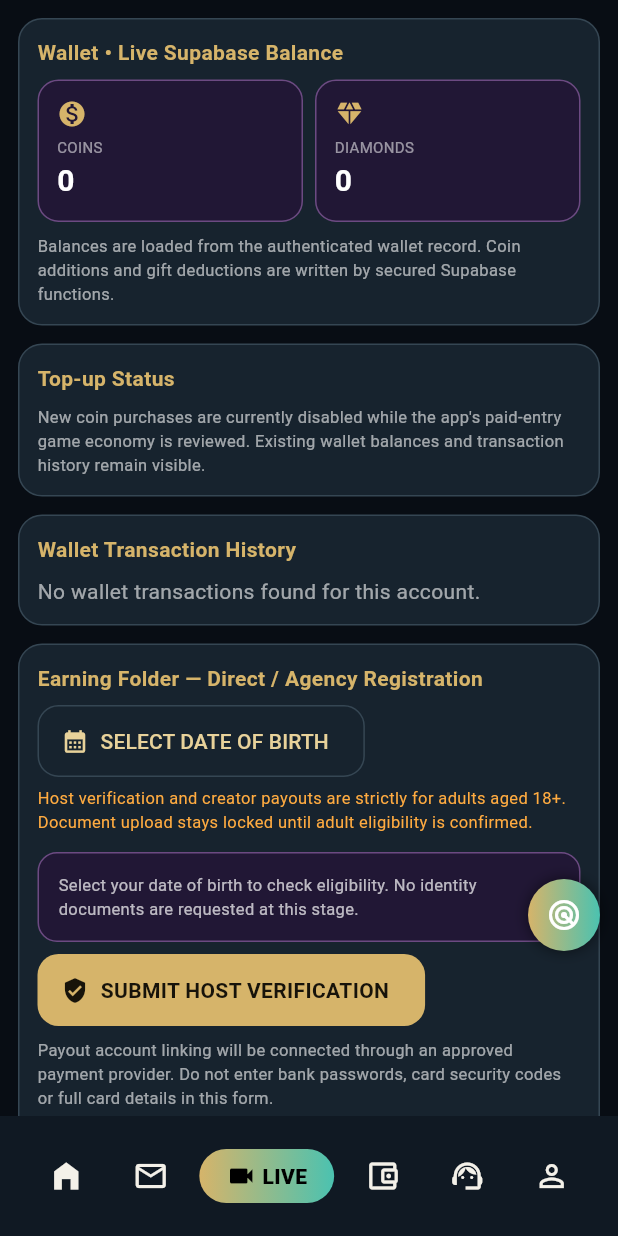
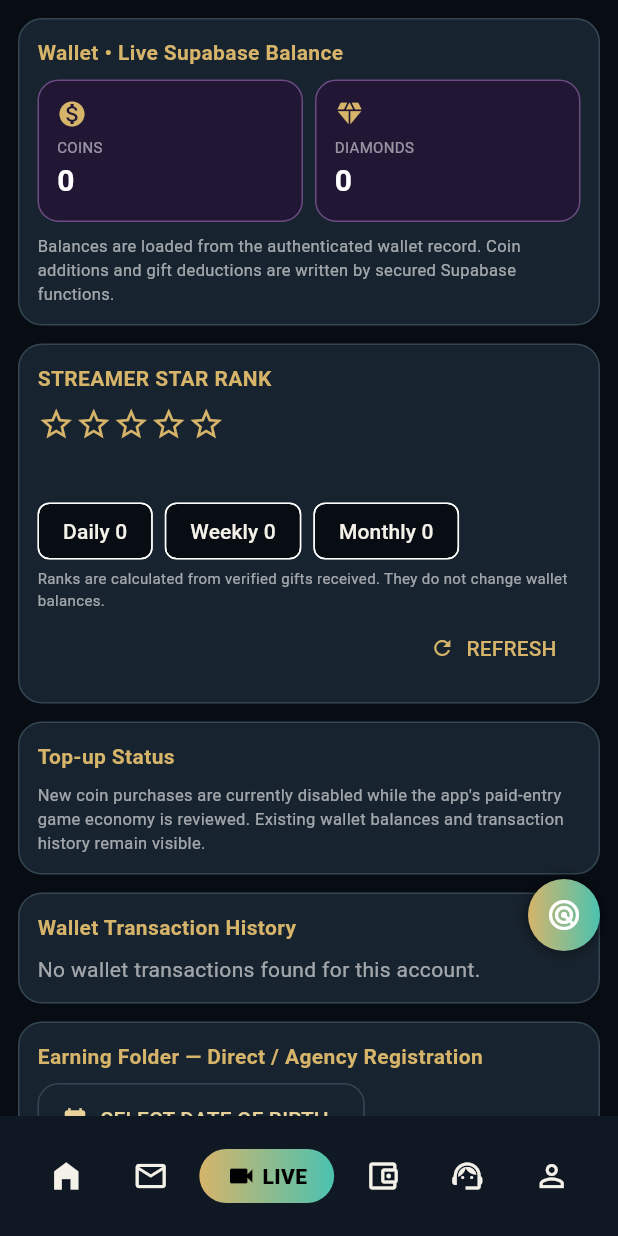
Before and after one commit to alijali502-maker/ZOONL-LIVE, a Flutter app: the ZoonlMainShell screen opened directly, item 4 of the bottom bar chosen, on a phone screen of 412 x 824 dp. Run offline on Flutter 3.47's test engine with Material 3 defaults, Android fonts, the phone set to English and light mode, and no system bars; our stand-ins replace camera, image_picker, just_audio, permission_handler, supabase_flutter, video_player; missing offline and left inert: livekit_client; accounts and stored records are empty; network calls fail.

Commit message:
Show verified daily weekly monthly streamer star rank

```diff
--- a/lib/main.dart
+++ b/lib/main.dart
@@ -1540,6 +1540,7 @@ class _ZoonlCompleteBodyState extends State<ZoonlCompleteBody> {
       TextEditingController();
 
   bool registrationSubmitted = false;
+  late Future<Map<String, dynamic>?> _starSummaryFuture;
   bool aiExpanded = false;
   bool femaleVoiceEnabled = true;
 
@@ -1581,6 +1582,23 @@ class _ZoonlCompleteBodyState extends State<ZoonlCompleteBody> {
       'a': 'Owner actions require a trusted server-side Owner role. A public account ID is not authorization.',
     },
   ];
+
+  @override
+  void initState() {
+    super.initState();
+    _starSummaryFuture = _loadStarSummary();
+  }
+
+  Future<Map<String, dynamic>?> _loadStarSummary() async {
+    final userId = Backend.currentUserId;
+    if (userId == null) return null;
+    final row = await Backend.client
+        .from('streamer_gifting_summary')
+        .select('daily_coins,weekly_coins,monthly_coins,star_rank')
+        .eq('streamer_id', userId)
+        .maybeSingle();
+    return row == null ? null : Map<String, dynamic>.from(row);
+  }
 
   @override
   void dispose() {
@@ -2854,6 +2872,76 @@ class _ZoonlCompleteBodyState extends State<ZoonlCompleteBody> {
           ),
         ),
         _luxuryCard(
+          title: 'STREAMER STAR RANK',
+          child: FutureBuilder<Map<String, dynamic>?>(
+            future: _starSummaryFuture,
+            builder: (context, snapshot) {
+              if (snapshot.connectionState == ConnectionState.waiting) {
+                return const Center(child: CircularProgressIndicator(strokeWidth: 2));
+              }
+              if (snapshot.hasError) {
+                return Column(
+                  crossAxisAlignment: CrossAxisAlignment.start,
+                  children: [
+                    const Text('Gift-based star summary is unavailable.',
+                      style: TextStyle(color: Colors.white60, fontSize: 11)),
+                    TextButton.icon(
+                      onPressed: () => setState(() => _starSummaryFuture = _loadStarSummary()),
+                      icon: const Icon(Icons.refresh),
+                      label: const Text('RETRY'),
+                    ),
+                  ],
+                );
+              }
+              final data = snapshot.data ?? <String, dynamic>{};
+              final rank = (data['star_rank'] ?? 'NO STAR').toString();
+              final stars = rank.startsWith('5') ? 5
+                  : rank.startsWith('4') ? 4
+                  : rank.startsWith('3') ? 3
+                  : rank.startsWith('2') ? 2
+                  : rank.startsWith('1') ? 1 : 0;
+              final daily = (data['daily_coins'] as num?)?.toInt() ?? 0;
+              final weekly = (data['weekly_coins'] as num?)?.toInt() ?? 0;
+              final monthly = (data['monthly_coins'] as num?)?.toInt() ?? 0;
+              return Column(
+                crossAxisAlignment: CrossAxisAlignment.start,
+                children: [
+                  Row(
+                    children: List<Widget>.generate(5, (index) => Icon(
+                      index < stars ? Icons.star : Icons.star_border,
+                      color: const Color(0xFFD6B46A),
+                      size: 25,
+                    )),
+                  ),
+                  const SizedBox(height: 6),
+                  Text(rank, style: const TextStyle(
+                    color: Color(0xFFD6B46A), fontWeight: FontWeight.bold)),
+                  const SizedBox(height: 8),
+                  Wrap(
+                    spacing: 8,
+                    runSpacing: 8,
+                    children: [
+                      Chip(label: Text('Daily $daily')),
+                      Chip(label: Text('Weekly $weekly')),
+                      Chip(label: Text('Monthly $monthly')),
+                    ],
+                  ),
+                  const Text('Ranks are calculated from verified gifts received. They do not change wallet balances.',
+                    style: TextStyle(color: Colors.white60, fontSize: 10)),
+                  Align(
+                    alignment: Alignment.centerRight,
+                    child: TextButton.icon(
+                      onPressed: () => setState(() => _starSummaryFuture = _loadStarSummary()),
+                      icon: const Icon(Icons.refresh, size: 16),
+                      label: const Text('REFRESH'),
+                    ),
+                  ),
+                ],
+              );
+            },
+          ),
+        ),
+        _luxuryCard(
           title: 'Top-up Status',
           child: const Text(
             'New coin purchases are currently disabled while the app\'s paid-entry game economy is reviewed. Existing wallet balances and transaction history remain visible.',
```
